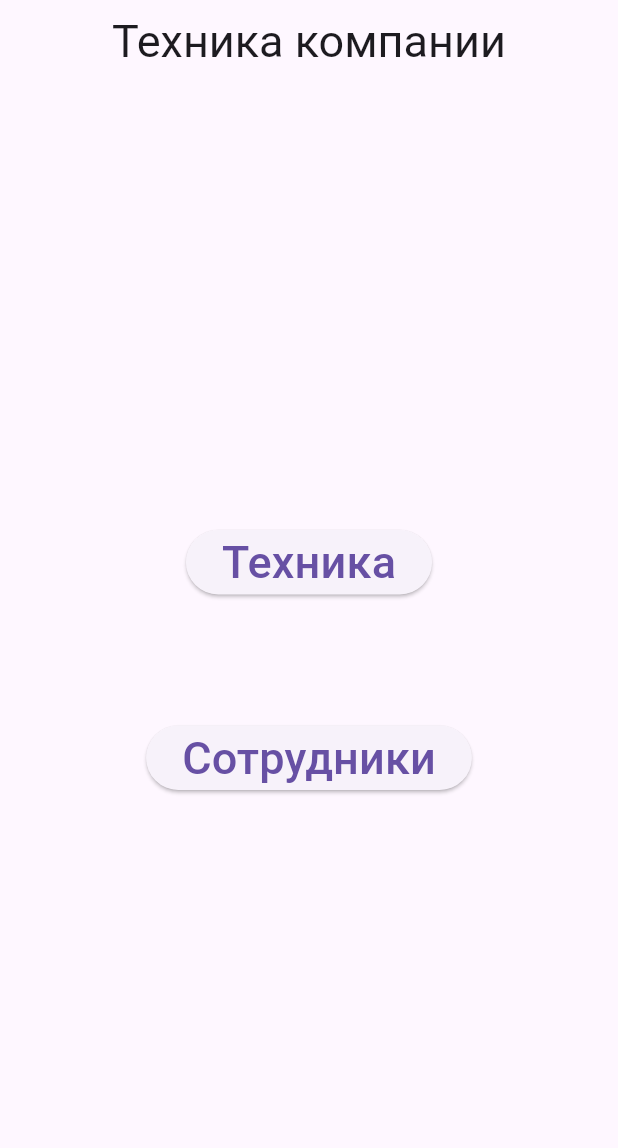
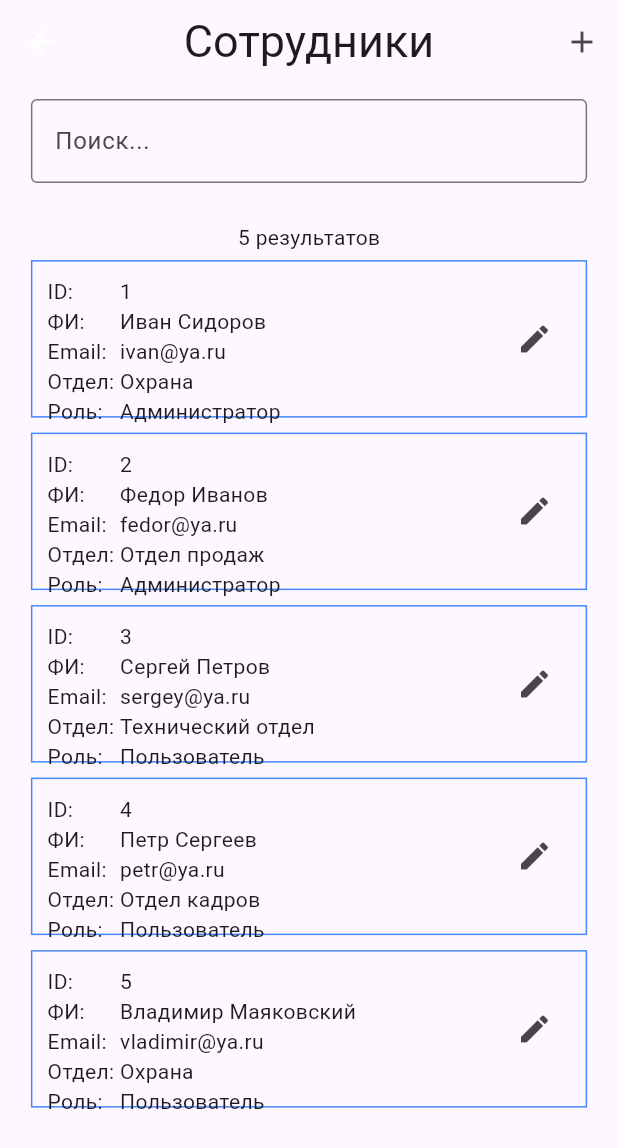
Before and after one commit to Likogeles/tech_company, a Flutter app: the screen it shows after launch, after a tap on "Сотрудники", on a phone screen of 412 x 824 dp. Shown: the top 1148 px of the screen. Run offline on Flutter 3.47's test engine with Material 3 defaults, Android fonts, the light colour scheme and no system bars; accounts and stored records are empty.

Commit message:
Добавлены страницы пользователей

```diff
--- a/lib/app_design.dart
+++ b/lib/app_design.dart
@@ -1,6 +1,9 @@
-import 'models/tech_list.dart';
+import '../models/user_list.dart';
+
+import '../models/tech_list.dart';
 
 TechList techList = TechList();
+UserList userList = UserList();
 
 const List<String> categoryList = ["Общее", "Личное"];
 const List<String> techStateList = ["Работает", "Требуется ремонт", "В ремонте", "Неисправно"];
--- a/lib/main.dart
+++ b/lib/main.dart
@@ -2,6 +2,8 @@ import 'package:flutter/material.dart';
 import 'package:tech_company/pages/edit_tech_page.dart';
 import '../pages/main_page.dart';
 import '../pages/tech_list_page.dart';
+import 'pages/edit_user_page.dart';
+import 'pages/user_list_page.dart';
 
 void main() {
   runApp(const MyApp());
@@ -23,6 +25,8 @@ class _MyAppState extends State<MyApp> with WidgetsBindingObserver {
         '/': (context) => MainPage(),
         '/tech_list_page': (context) => TechListPage(),
         '/edit_tech_page': (context) => EditTechPage(),
+        '/user_list_page': (context) => UserListPage(),
+        '/edit_user_page': (context) => EditUserPage(),
       },
     );
   }
--- /dev/null
+++ b/lib/models/user.dart
@@ -0,0 +1,24 @@
+class User {
+  String id;
+  String name;
+  String surname;
+  String email;
+  String password;
+  String department;
+  String isAdmin;
+
+  User({
+    required this.id,
+    required this.name,
+    required this.surname,
+    required this.email,
+    required this.password,
+    required this.department,
+    required this.isAdmin,
+  });
+
+  @override
+  String toString() {
+    return "$id $name $surname $email $department";
+  }
+}
--- a/lib/pages/main_page.dart
+++ b/lib/pages/main_page.dart
@@ -32,7 +32,7 @@ class MainPage extends StatelessWidget {
             ),
             ElevatedButton(
               onPressed: () {
-                print("Сотрудники");
+                Navigator.pushNamed(context, '/user_list_page');
               },
               child: const Text(
                 "Сотрудники",
--- /dev/null
+++ b/lib/pages/user_list_page.dart
@@ -0,0 +1,214 @@
+import 'package:flutter/material.dart';
+
+import '../app_design.dart';
+import '../models/user.dart';
+
+class UserListPage extends StatefulWidget {
+  const UserListPage({super.key});
+
+  @override
+  State<UserListPage> createState() => _UserListPageState();
+}
+
+bool initFlag = true;
+
+class _UserListPageState extends State<UserListPage> {
+  List<User> toShowUserList = [];
+
+  bool updatingFlag = false;
+
+  textFieldUpdate(String text) {
+    toShowUserList = userList.findUser(text);
+    setState(() {});
+  }
+
+  editUserPagePush(BuildContext context) async {
+    await Navigator.pushNamed(context, '/edit_user_page');
+    setState(() {});
+  }
+
+  editUserPageUpdatePush(BuildContext context, User user) async {
+    await Navigator.pushNamed(
+      context,
+      '/edit_user_page',
+      arguments: {'user': user},
+    );
+    setState(() {});
+  }
+
+  @override
+  void initState() {
+    userList.addUser(User(
+        id: "1",
+        name: "Иван",
+        surname: "Сидоров",
+        email: "ivan@ya.ru",
+        password: "qwerty1234",
+        department: "Охрана",
+        isAdmin: "1"));
+    userList.addUser(User(
+        id: "2",
+        name: "Федор",
+        surname: "Иванов",
+        email: "fedor@ya.ru",
+        password: "qwerty1234",
+        department: "Отдел продаж",
+        isAdmin: "1"));
+    userList.addUser(User(
+        id: "3",
+        name: "Сергей",
+        surname: "Петров",
+        email: "sergey@ya.ru",
+        password: "qwerty1234",
+        department: "Технический отдел",
+        isAdmin: "0"));
+    userList.addUser(User(
+        id: "4",
+        name: "Петр",
+        surname: "Сергеев",
+        email: "petr@ya.ru",
+        password: "qwerty1234",
+        department: "Отдел кадров",
+        isAdmin: "0"));
+    userList.addUser(User(
+        id: "5",
+        name: "Владимир",
+        surname: "Маяковский",
+        email: "vladimir@ya.ru",
+        password: "qwerty1234",
+        department: "Охрана",
+        isAdmin: "0"));
+    toShowUserList = userList.getAllUsers();
+    super.initState();
+  }
+
+  @override
+  Widget build(BuildContext context) {
+    return Scaffold(
+      resizeToAvoidBottomInset: false,
+      appBar: AppBar(
+        leading: IconButton(
+          icon: const Icon(Icons.arrow_back, color: Colors.white),
+          onPressed: () => Navigator.of(context).pop(),
+        ),
+        actions: [
+          IconButton(
+            icon: const Icon(Icons.add),
+            onPressed: () {
+              editUserPagePush(context);
+            },
+          ),
+        ],
+        title: const Text(
+          "Сотрудники",
+          style: TextStyle(fontSize: 30),
+        ),
+        centerTitle: true,
+      ),
+      body: Column(
+        crossAxisAlignment: CrossAxisAlignment.center,
+        children: [
+          const SizedBox(height: 10),
+          Center(
+            child: SizedBox(
+              width: MediaQuery.of(context).size.width * 0.9,
+              height: MediaQuery.of(context).size.height * 0.1,
+              child: TextField(
+                decoration: const InputDecoration(
+                  border: OutlineInputBorder(),
+                  hintText: 'Поиск...',
+                ),
+                onChanged: (text) {
+                  textFieldUpdate(text);
+                },
+              ),
+            ),
+          ),
+          (updatingFlag)
+              ? Container()
+              : SizedBox(
+                  child: (toShowUserList.isNotEmpty)
+                      ? Text("${toShowUserList.length} результатов")
+                      : const Text("Нет совпадений"),
+                ),
+          (updatingFlag)
+              ? const CircularProgressIndicator()
+              : SizedBox(
+                  height: MediaQuery.of(context).size.height * 0.7,
+                  child: ListView.builder(
+                    itemCount: toShowUserList.length,
+                    itemBuilder: (BuildContext context, int index) {
+                      return UserCard(context, toShowUserList[index]);
+                    },
+                  )),
+        ],
+      ),
+    );
+  }
+
+  Widget UserCard(BuildContext context, User user) {
+    return Center(
+      child: SizedBox(
+        width: MediaQuery.of(context).size.width * 0.9,
+        height: 115,
+        child: Container(
+          margin: const EdgeInsets.symmetric(vertical: 5),
+          padding: const EdgeInsets.all(10),
+          decoration:
+              BoxDecoration(border: Border.all(color: Colors.blueAccent)),
+          child: Row(
+            children: [
+              const Column(
+                crossAxisAlignment: CrossAxisAlignment.start,
+                children: [
+                  Text(
+                    "ID: ",
+                  ),
+                  Text(
+                    "ФИ: ",
+                  ),
+                  Text(
+                    "Email: ",
+                  ),
+                  Text(
+                    "Отдел: ",
+                  ),
+                  Text(
+                    "Роль: ",
+                  ),
+                ],
+              ),
+              Column(
+                crossAxisAlignment: CrossAxisAlignment.start,
+                children: [
+                  Text(
+                    user.id,
+                  ),
+                  Text(
+                    "${user.name} ${user.surname}",
+                  ),
+                  Text(
+                    user.email,
+                  ),
+                  Text(
+                    user.department,
+                  ),
+                  Text(
+                    (user.isAdmin == "1") ? "Администратор" : "Пользователь",
+                  ),
+                ],
+              ),
+              Expanded(child: Container()),
+              IconButton(
+                onPressed: () {
+                  editUserPageUpdatePush(context, user);
+                },
+                icon: const Icon(Icons.edit),
+              ),
+            ],
+          ),
+        ),
+      ),
+    );
+  }
+}
```
Also changed, not shown: lib/models/user_list.dart (added, +36 -0 lines), lib/pages/edit_user_page.dart (added, +274 -0 lines).
